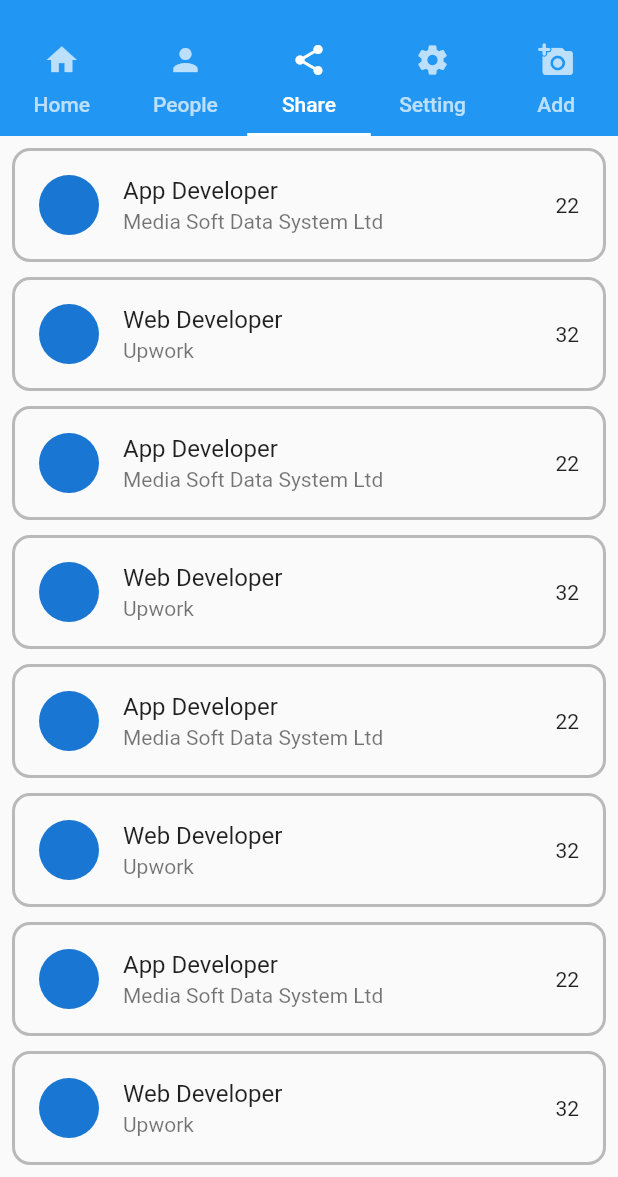
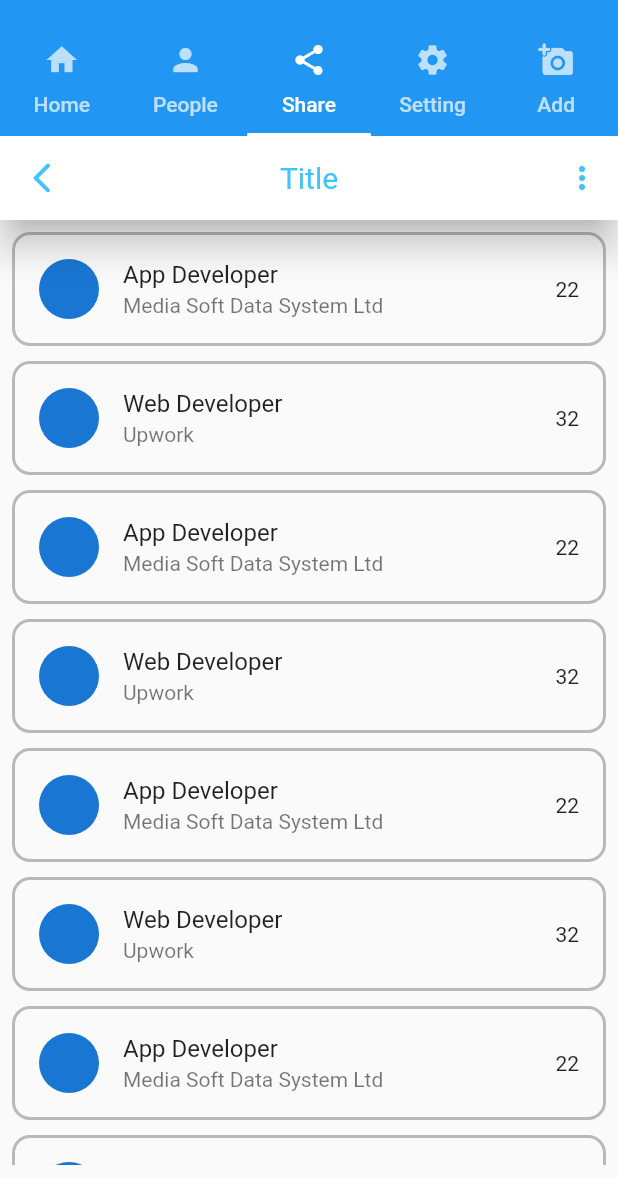
Before and after one commit to tech-aziz/Flutter-BITM, a Flutter app: the screen it shows after launch, tab 3 chosen, on a phone screen of 412 x 824 dp, the part 59-1236 px from its top. Run offline on Flutter 3.47's test engine with Material 2 defaults, Android fonts, the phone set to English and light mode, and no system bars; our stand-ins replace flutter_screenutil, matcher; network calls fail.

Commit message:
custom method implement

```diff
--- a/flutter_bitm/lib/screens/home_page.dart
+++ b/flutter_bitm/lib/screens/home_page.dart
@@ -3,6 +3,7 @@ import 'package:flutter/src/widgets/framework.dart';
 import 'package:flutter/src/widgets/container.dart';
 import 'package:flutter_bitm/screens/customWidget.dart';
 import 'package:flutter_bitm/screens/first_page.dart';
+import 'package:flutter_bitm/screens/user_form.dart';
 import 'package:matcher/matcher.dart';
 import 'package:intl/intl.dart';
 
@@ -19,7 +20,23 @@ class _HomePageState extends State<HomePage> {
   @override
   Widget build(BuildContext context) {
     return Scaffold(
-
+      appBar: customAppBar(
+          IconButton(
+              onPressed: () {
+                Navigator.of(context).push(
+                    MaterialPageRoute(builder: (context) => WidgetPractice()));
+              },
+              icon: Icon(
+                Icons.arrow_back_ios_new_rounded,
+                color: Colors.lightBlueAccent,
+              )),
+          Padding(
+            padding: const EdgeInsets.only(right: 12),
+            child: Icon(
+              Icons.more_vert,
+              color: Colors.lightBlueAccent,
+            ),
+          )),
       body: Padding(
         padding: const EdgeInsets.all(8.0),
         child: SingleChildScrollView(
@@ -100,6 +117,11 @@ class _HomePageState extends State<HomePage> {
                 subTitle: 'Upwork',
                 age: 32,
               ),
+              SizedBox(
+                height: 10,
+              ),
+              reuseableContainer(),
+
               ElevatedButton(
                   style:
                       ElevatedButton.styleFrom(backgroundColor: Colors.white),
@@ -117,4 +139,34 @@ class _HomePageState extends State<HomePage> {
       ),
     );
   }
+
+  AppBar customAppBar(Widget backIcon, Widget actionIcon) {
+    return AppBar(
+      elevation: 10,
+      centerTitle: true,
+      backgroundColor: Colors.white,
+      leading: backIcon,
+      title: Text(
+        'Title',
+        style: TextStyle(
+            color: Colors.lightBlueAccent,
+            fontSize: 20,
+            fontWeight: FontWeight.normal),
+      ),
+      actions: [actionIcon],
+    );
+  }
+
+  Widget reuseableContainer() {
+    return Container(
+      height: 100,
+      width: 200,
+      child: Center(
+        child: Text('Custom Widget'),
+      ),
+      decoration: BoxDecoration(
+          borderRadius: BorderRadius.circular(12),
+          border: Border.all(width: 2, color: Colors.green)),
+    );
+  }
 }
--- a/flutter_bitm/lib/screens/second_page.dart
+++ b/flutter_bitm/lib/screens/second_page.dart
@@ -1,6 +1,7 @@
 import 'package:flutter/material.dart';
 import 'package:flutter_bitm/screens/customButton.dart';
 import 'package:flutter_bitm/screens/first_page.dart';
+
 
 class SecondPage extends StatefulWidget {
   String name;
@@ -31,6 +32,8 @@ class _SecondPageState extends State<SecondPage> {
         title: Text('PreferredSize'),
         centerTitle: true,
         elevation: 0,
+
+        //PreferredSize Widget used
         bottom: PreferredSize(
           preferredSize: Size.fromHeight(50),
           child: Padding(
@@ -50,6 +53,9 @@ class _SecondPageState extends State<SecondPage> {
             ),
           ),
         ),
+
+
+
       ),
       body: Padding(
         padding: const EdgeInsets.all(8.0),
```
